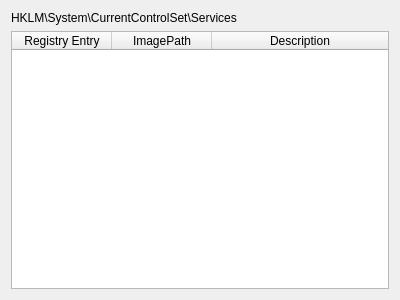
Before: the Qt Designer form UI/ServiceView/ServiceView.ui in nickchen120235/AutoRunViewer, drawn with Qt 5.
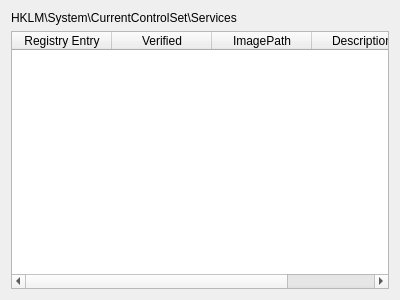
After: the same form once the commit is applied.

The edit to the form file:
```diff
--- a/UI/ServiceView/ServiceView.ui
+++ b/UI/ServiceView/ServiceView.ui
@@ -34,6 +34,11 @@
        <string>Registry Entry</string>
       </property>
      </column>
+     <column>
+      <property name="text">
+       <string>Verified</string>
+      </property>
+     </column>
      <column>
       <property name="text">
        <string>ImagePath</string>
```
